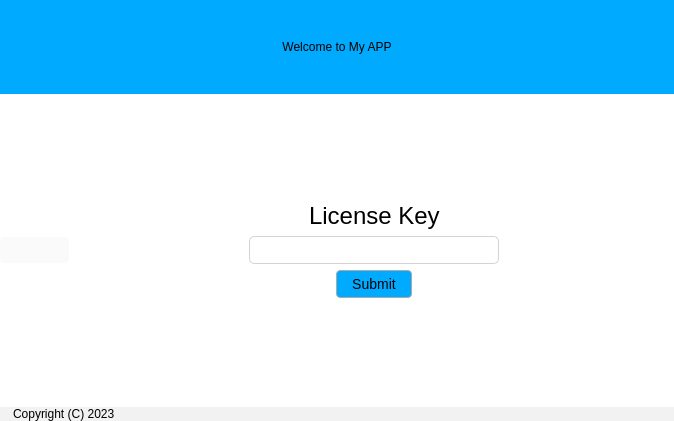
Above: main.ui from TahirAlauddin/AlphaEase before the change. Below: the same form after it.
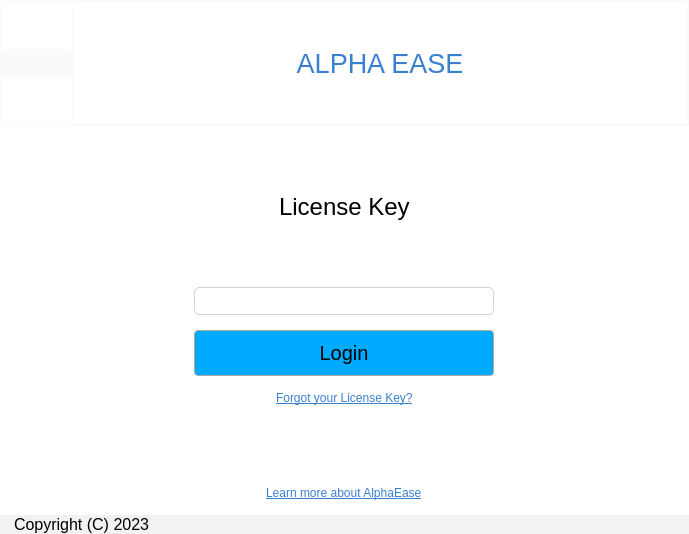
That is the form after the change. Icons and pictures are not drawn.

Commit message: fix: Name changed to AlphaEase, design improved too

Diff of the .ui file:
```diff
--- a/main.ui
+++ b/main.ui
@@ -6,8 +6,8 @@
    <rect>
     <x>0</x>
     <y>0</y>
-    <width>674</width>
-    <height>421</height>
+    <width>689</width>
+    <height>534</height>
    </rect>
   </property>
   <property name="windowTitle">
@@ -116,7 +116,7 @@
 border: none;
 }</string>
    </property>
-   <layout class="QGridLayout" name="gridLayout" rowstretch="1,1,1,1,0" columnstretch="2,3" rowminimumheight="0,0,0,0,0">
+   <layout class="QVBoxLayout" name="verticalLayout_2" stretch="1,3,0">
     <property name="leftMargin">
      <number>0</number>
     </property>
@@ -129,35 +129,40 @@
     <property name="bottomMargin">
      <number>0</number>
     </property>
-    <item row="4" column="0" colspan="2">
-     <widget class="QLabel" name="footerLabel">
+    <item>
+     <widget class="QFrame" name="frame_2">
+      <property name="minimumSize">
+       <size>
+        <width>0</width>
+        <height>100</height>
+       </size>
+      </property>
       <property name="styleSheet">
-       <string notr="true">padding-left: 10px;
-background: #F2F2F2</string>
+       <string notr="true">border:1px solid rgb(250, 250, 250);</string>
       </property>
-      <property name="text">
-       <string>Copyright (C) 2023</string>
+      <property name="frameShape">
+       <enum>QFrame::StyledPanel</enum>
       </property>
-     </widget>
-    </item>
-    <item row="0" column="0" colspan="2">
-     <widget class="QLabel" name="headerLabel">
-      <property name="styleSheet">
-       <string notr="true">font: 125 18pt &quot;Montserrat&quot;;
-font: 81 16pt &quot;Montserrat&quot;;
-padding: 10px;
-background: rgb(255, 131, 30);
-background-color: rgb(0, 170, 255);</string>
+      <property name="frameShadow">
+       <enum>QFrame::Raised</enum>
       </property>
-      <property name="text">
-       <string>Welcome to My APP</string>
-      </property>
-      <property name="alignment">
-       <set>Qt::AlignCenter</set>
-      </property>
-     </widget>
-    </item>
-    <item row="2" column="0">
+      <layout class="QHBoxLayout" name="horizontalLayout">
+       <property name="spacing">
+        <number>0</number>
+       </property>
+       <property name="leftMargin">
+        <number>0</number>
+       </property>
+       <property name="topMargin">
+        <number>0</number>
+       </property>
+       <property name="rightMargin">
+        <number>0</number>
+       </property>
+       <property name="bottomMargin">
+        <number>0</number>
+       </property>
+       <item>
      <widget class="QPushButton" name="logoBtn">
       <property name="sizePolicy">
        <sizepolicy hsizetype="Maximum" vsizetype="Maximum">
@@ -183,7 +188,27 @@
       </property>
      </widget>
     </item>
-    <item row="2" column="1">
+       <item>
+        <widget class="QLabel" name="headerLabel">
+         <property name="styleSheet">
+          <string notr="true">font: 8pt &quot;Montserrat&quot;;
+font-size: 20pt;
+padding: 10px;
+color: rgb(0, 170, 255);
+color: #3A80D1</string>
+         </property>
+         <property name="text">
+          <string>ALPHA EASE</string>
+         </property>
+         <property name="alignment">
+          <set>Qt::AlignCenter</set>
+         </property>
+        </widget>
+       </item>
+      </layout>
+     </widget>
+    </item>
+    <item>
      <widget class="QFrame" name="frame">
       <property name="frameShape">
        <enum>QFrame::StyledPanel</enum>
@@ -191,7 +216,10 @@
       <property name="frameShadow">
        <enum>QFrame::Raised</enum>
       </property>
-      <layout class="QVBoxLayout" name="verticalLayout" stretch="2,2,1,1">
+      <layout class="QVBoxLayout" name="verticalLayout" stretch="2,2,1,0,1,0">
+       <property name="spacing">
+        <number>15</number>
+       </property>
        <item alignment="Qt::AlignHCenter">
         <widget class="QLabel" name="label">
          <property name="styleSheet">
@@ -206,13 +234,13 @@
         <widget class="QLineEdit" name="lineEdit">
          <property name="minimumSize">
           <size>
-           <width>250</width>
+           <width>300</width>
            <height>0</height>
           </size>
          </property>
          <property name="maximumSize">
           <size>
-           <width>300</width>
+           <width>400</width>
            <height>16777215</height>
           </size>
          </property>
@@ -223,9 +251,15 @@
        </item>
        <item alignment="Qt::AlignHCenter">
         <widget class="QPushButton" name="submitBtn">
+         <property name="minimumSize">
+          <size>
+           <width>300</width>
+           <height>0</height>
+          </size>
+         </property>
          <property name="maximumSize">
           <size>
-           <width>150</width>
+           <width>200</width>
            <height>16777215</height>
           </size>
          </property>
@@ -235,6 +269,8 @@
 background-color: rgb(97, 255, 155);
 background-color: rgb(255, 119, 56);
 background-color: rgb(0, 170, 255);
+padding: 10px;
+font-size: 15pt;
 }
 
 QPushButton::hover {
@@ -247,7 +283,20 @@
 }</string>
          </property>
          <property name="text">
-          <string>Submit</string>
+          <string>Login</string>
+         </property>
+        </widget>
+       </item>
+       <item alignment="Qt::AlignHCenter">
+        <widget class="QLabel" name="label_3">
+         <property name="styleSheet">
+          <string notr="true">color: #3A80D1</string>
+         </property>
+         <property name="text">
+          <string>&lt;html&gt;&lt;head/&gt;&lt;body&gt;&lt;p&gt;&lt;span style=&quot; text-decoration: underline;&quot;&gt;Forgot your License Key?&lt;/span&gt;&lt;/p&gt;&lt;/body&gt;&lt;/html&gt;</string>
+         </property>
+         <property name="textFormat">
+          <enum>Qt::RichText</enum>
          </property>
         </widget>
        </item>
@@ -264,9 +313,34 @@
          </property>
         </spacer>
        </item>
+       <item alignment="Qt::AlignHCenter">
+        <widget class="QLabel" name="label_2">
+         <property name="styleSheet">
+          <string notr="true">color: #3A80D1</string>
+         </property>
+         <property name="text">
+          <string>&lt;u&gt;Learn more about AlphaEase&lt;/u&gt;</string>
+         </property>
+         <property name="textFormat">
+          <enum>Qt::RichText</enum>
+         </property>
+        </widget>
+       </item>
       </layout>
      </widget>
     </item>
+    <item>
+     <widget class="QLabel" name="footerLabel">
+      <property name="styleSheet">
+       <string notr="true">padding-left: 10px;
+background: #F2F2F2;
+font-size: 12pt;</string>
+      </property>
+      <property name="text">
+       <string>Copyright (C) 2023</string>
+      </property>
+     </widget>
+    </item>
    </layout>
   </widget>
  </widget>
```
Left out of the diff: 2 changed lines with no effect on the pictures. Lines whose indentation alone changed are shown as unchanged. The commit also changes 2 other files.
